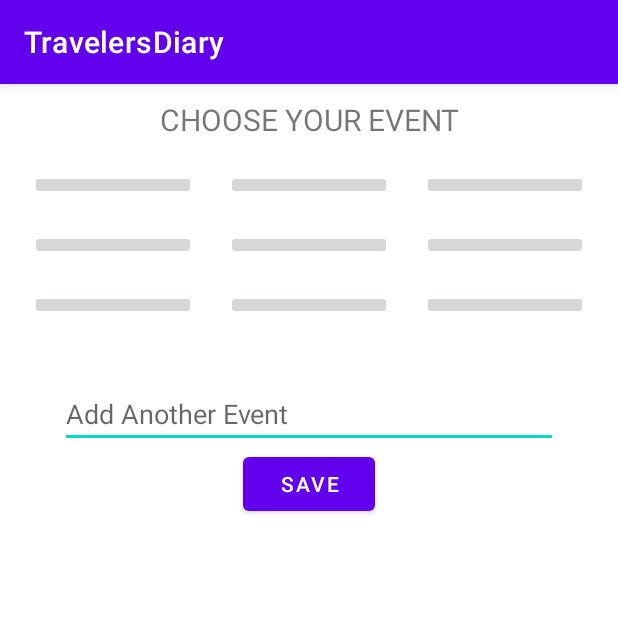
After one commit to MELLLSKY/TravelersDiary, an Android app: the TopicPage screen opened directly, with no data from a screen before it, on a phone screen of 412 x 824 dp, the top half of it. The commit adds this screen. Run offline under Robolectric (Android 15) with nearby library versions, the phone set to English and light mode, and no system bars; Roboto replaces fonts that are not available here.

Commit message:
switch between pages
these changes are made by Hatice Nurel

```diff
--- /dev/null
+++ b/app/src/main/java/com/example/travelersdiary/TopicPage.java
@@ -0,0 +1,14 @@
+package com.example.travelersdiary;
+
+import androidx.appcompat.app.AppCompatActivity;
+
+import android.os.Bundle;
+
+public class TopicPage extends AppCompatActivity {
+
+    @Override
+    protected void onCreate(Bundle savedInstanceState) {
+        super.onCreate(savedInstanceState);
+        setContentView(R.layout.activity_topic_page);
+    }
+}
--- /dev/null
+++ b/app/src/main/res/layout/activity_topic_page.xml
@@ -0,0 +1,125 @@
+<?xml version="1.0" encoding="utf-8"?>
+<androidx.constraintlayout.widget.ConstraintLayout xmlns:android="http://schemas.android.com/apk/res/android"
+    xmlns:app="http://schemas.android.com/apk/res-auto"
+    xmlns:tools="http://schemas.android.com/tools"
+    android:layout_width="match_parent"
+    android:layout_height="match_parent"
+    tools:context=".TopicPage"
+    android:layout_margin="10dp">
+
+    <TextView
+        android:id="@+id/topic_header"
+        android:layout_width="match_parent"
+        android:layout_height="wrap_content"
+        android:text="CHOOSE YOUR EVENT"
+        android:textSize="20dp"
+        android:layout_marginVertical="20dp"
+        android:textAlignment="center"/>
+
+
+    <TableLayout
+        android:id="@+id/topictable"
+        android:layout_width="match_parent"
+        android:layout_height="wrap_content"
+        app:layout_constraintTop_toBottomOf="@+id/topic_header"
+        android:layout_marginVertical="10dp">
+
+        <TableRow
+            android:layout_width="wrap_content"
+            android:layout_height="wrap_content">
+
+            <ImageButton
+                android:id="@+id/btn_camp"
+                android:layout_width="wrap_content"
+                android:layout_weight="1"
+                android:layout_margin="10dp"
+                tools:srcCompat="@drawable/ic_launcher_foreground" />
+
+            <ImageButton
+                android:id="@+id/btn_swim"
+                android:layout_width="wrap_content"
+                android:layout_weight="1"
+                android:layout_margin="10dp"
+                tools:srcCompat="@drawable/ic_launcher_foreground" />
+
+            <ImageButton
+                android:id="@+id/btn_music"
+                android:layout_width="wrap_content"
+                android:layout_weight="1"
+                android:layout_margin="10dp"
+                tools:srcCompat="@drawable/ic_launcher_foreground" />
+        </TableRow>
+
+        <TableRow
+            android:layout_width="fill_parent"
+            android:layout_height="fill_parent">
+
+            <ImageButton
+                android:id="@+id/btn_cycle"
+                android:layout_width="wrap_content"
+                android:layout_weight="1"
+                tools:srcCompat="@drawable/ic_launcher_foreground"
+                android:layout_margin="10dp"/>
+
+            <ImageButton
+                android:id="@+id/btn_travel"
+                android:layout_width="wrap_content"
+                android:layout_weight="1"
+                tools:srcCompat="@drawable/ic_launcher_foreground"
+                android:layout_margin="10dp"/>
+
+            <ImageButton
+                android:id="@+id/btn_art"
+                android:layout_width="wrap_content"
+                android:layout_weight="1"
+                tools:srcCompat="@drawable/ic_launcher_foreground"
+                android:layout_margin="10dp"/></TableRow>
+
+        <TableRow
+            android:layout_width="fill_parent"
+            android:layout_height="fill_parent">
+
+            <ImageButton
+                android:id="@+id/btn_read"
+                android:layout_width="wrap_content"
+                android:layout_weight="1"
+                tools:srcCompat="@drawable/ic_launcher_foreground"
+                android:layout_margin="10dp"/>
+
+            <ImageButton
+                android:id="@+id/btn_sport"
+                android:layout_width="wrap_content"
+                android:layout_weight="1"
+                tools:srcCompat="@drawable/ic_launcher_foreground"
+                android:layout_margin="10dp"/>
+
+            <ImageButton
+                android:id="@+id/btn_yoga"
+                android:layout_width="wrap_content"
+                android:layout_weight="1"
+                tools:srcCompat="@drawable/ic_launcher_foreground"
+                android:layout_margin="10dp"/></TableRow>
+
+
+    </TableLayout>
+
+    <EditText
+        android:id="@+id/editTextTextPersonName2"
+        android:layout_width="match_parent"
+        android:layout_height="wrap_content"
+        android:ems="10"
+        android:hint="Add Another Event"
+        android:layout_margin="30dp"
+        app:layout_constraintTop_toBottomOf="@id/topictable"/>
+
+    <Button
+        android:layout_width="wrap_content"
+        android:layout_height="wrap_content"
+        android:id="@+id/btn_save_topic"
+        app:layout_constraintEnd_toEndOf="parent"
+        app:layout_constraintStart_toStartOf="parent"
+        app:layout_constraintTop_toBottomOf="@+id/editTextTextPersonName2"
+        android:text="save"
+        ></Button>
+
+</androidx.constraintlayout.widget.ConstraintLayout>
```
Also changed, not shown: app/src/main/AndroidManifest.xml (+39 -3 lines), app/src/main/java/com/example/travelersdiary/CreatEventPage.java (added, +79 -0 lines), app/src/main/java/com/example/travelersdiary/DatePage.java (added, +32 -0 lines), app/src/main/java/com/example/travelersdiary/LocationPage.java (added, +32 -0 lines), app/src/main/java/com/example/travelersdiary/MainActivity.java (+38 -0 lines), app/src/main/java/com/example/travelersdiary/TimePage.java (added, +32 -0 lines), app/src/main/res/layout/activity_creat_event_page.xml (added, +87 -0 lines), app/src/main/res/layout/activity_date_page.xml (added, +37 -0 lines), app/src/main/res/layout/activity_location_page.xml (added, +57 -0 lines), app/src/main/res/layout/activity_main.xml (+4 -3 lines), app/src/main/res/layout/activity_time_page.xml (added, +44 -0 lines).
